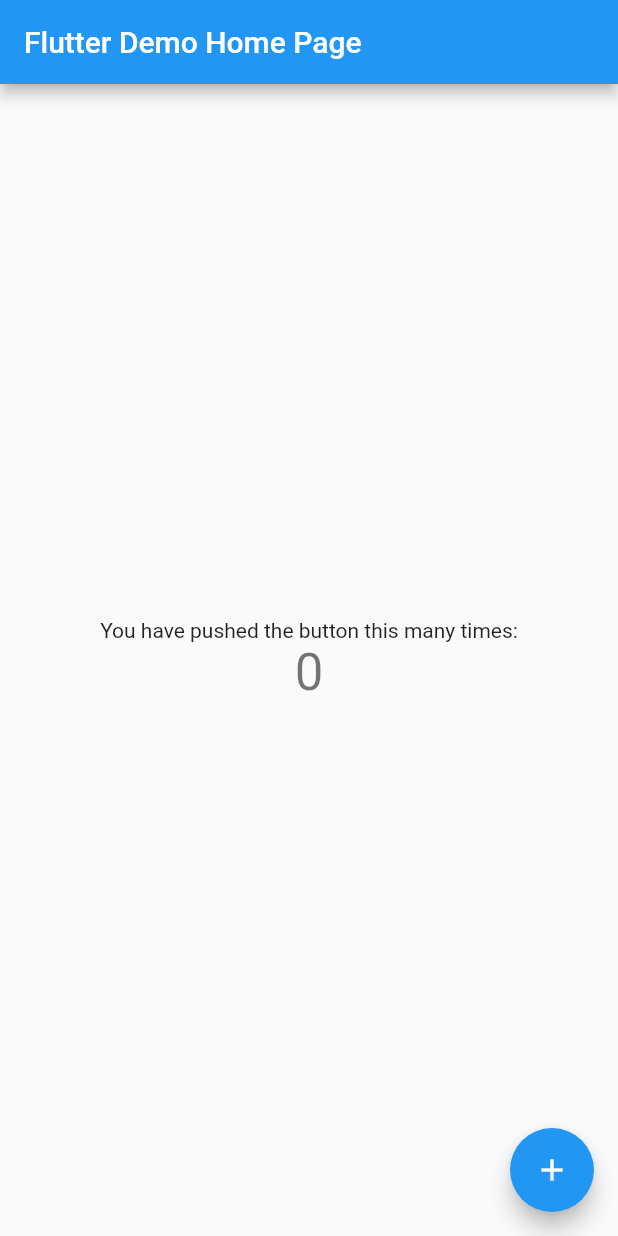
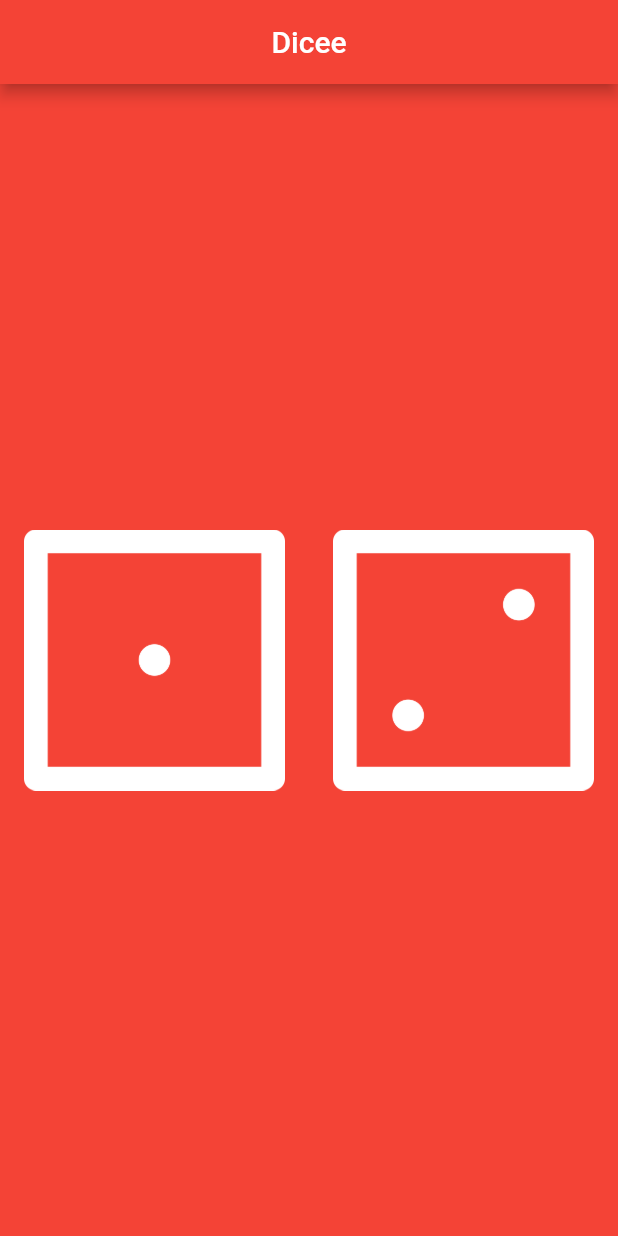
Before and after one commit to BatuhanAydoner/dicee_flutter, a Flutter app: the screen it shows after launch, on a phone screen of 412 x 824 dp. Run offline on Flutter 3.47's test engine with Material 2 defaults, Android fonts, the phone set to English and light mode, and no system bars.

Commit message:
Comleted Dicee Flutter

```diff
--- a/lib/main.dart
+++ b/lib/main.dart
@@ -1,117 +1,57 @@
+import 'dart:math';
+
 import 'package:flutter/material.dart';
 
 void main() {
-  runApp(MyApp());
+  runApp(MaterialApp(
+    home: Scaffold(
+      backgroundColor: Colors.red,
+      appBar: AppBar(
+        backgroundColor: Colors.red,
+        title: Center(
+          child: Text("Dicee"),
+        ),
+      ),
+      body: DiceePage(),
+    ),
+  ));
 }
 
-class MyApp extends StatelessWidget {
-  // This widget is the root of your application.
+class DiceePage extends StatefulWidget {
+  @override
+  _DiceePageState createState() => _DiceePageState();
+}
+
+class _DiceePageState extends State<DiceePage> {
+  int leftDiceNumber = 1;
+  int rightDiceNumber = 2;
   @override
   Widget build(BuildContext context) {
-    return MaterialApp(
-      title: 'Flutter Demo',
-      theme: ThemeData(
-        // This is the theme of your application.
-        //
-        // Try running your application with "flutter run". You'll see the
-        // application has a blue toolbar. Then, without quitting the app, try
-        // changing the primarySwatch below to Colors.green and then invoke
-        // "hot reload" (press "r" in the console where you ran "flutter run",
-        // or simply save your changes to "hot reload" in a Flutter IDE).
-        // Notice that the counter didn't reset back to zero; the application
-        // is not restarted.
-        primarySwatch: Colors.blue,
-        // This makes the visual density adapt to the platform that you run
-        // the app on. For desktop platforms, the controls will be smaller and
-        // closer together (more dense) than on mobile platforms.
-        visualDensity: VisualDensity.adaptivePlatformDensity,
+    return Center(
+      child: Row(
+        children: <Widget>[
+          Expanded(
+              child: FlatButton(
+                  onPressed: () {
+                    changeDiceFace();
+                  },
+                  child: Image.asset("images/dice$leftDiceNumber.png"))),
+          Expanded(
+              child: FlatButton(
+                  onPressed: () {
+                    changeDiceFace();
+                  },
+                  child: Image.asset("images/dice$rightDiceNumber.png")))
+        ],
       ),
-      home: MyHomePage(title: 'Flutter Demo Home Page'),
     );
   }
-}
 
-class MyHomePage extends StatefulWidget {
-  MyHomePage({Key key, this.title}) : super(key: key);
-
-  // This widget is the home page of your application. It is stateful, meaning
-  // that it has a State object (defined below) that contains fields that affect
-  // how it looks.
-
-  // This class is the configuration for the state. It holds the values (in this
-  // case the title) provided by the parent (in this case the App widget) and
-  // used by the build method of the State. Fields in a Widget subclass are
-  // always marked "final".
-
-  final String title;
-
-  @override
-  _MyHomePageState createState() => _MyHomePageState();
-}
-
-class _MyHomePageState extends State<MyHomePage> {
-  int _counter = 0;
-
-  void _incrementCounter() {
+  // Changes values of leftDiceNumber and rightDiceNumber
+  void changeDiceFace() {
     setState(() {
-      // This call to setState tells the Flutter framework that something has
-      // changed in this State, which causes it to rerun the build method below
-      // so that the display can reflect the updated values. If we changed
-      // _counter without calling setState(), then the build method would not be
-      // called again, and so nothing would appear to happen.
-      _counter++;
+      leftDiceNumber = 1 + Random().nextInt(5);
+      rightDiceNumber = 1 + Random().nextInt(5);
     });
   }
-
-  @override
-  Widget build(BuildContext context) {
-    // This method is rerun every time setState is called, for instance as done
-    // by the _incrementCounter method above.
-    //
-    // The Flutter framework has been optimized to make rerunning build methods
-    // fast, so that you can just rebuild anything that needs updating rather
-    // than having to individually change instances of widgets.
-    return Scaffold(
-      appBar: AppBar(
-        // Here we take the value from the MyHomePage object that was created by
-        // the App.build method, and use it to set our appbar title.
-        title: Text(widget.title),
-      ),
-      body: Center(
-        // Center is a layout widget. It takes a single child and positions it
-        // in the middle of the parent.
-        child: Column(
-          // Column is also a layout widget. It takes a list of children and
-          // arranges them vertically. By default, it sizes itself to fit its
-          // children horizontally, and tries to be as tall as its parent.
-          //
-          // Invoke "debug painting" (press "p" in the console, choose the
-          // "Toggle Debug Paint" action from the Flutter Inspector in Android
-          // Studio, or the "Toggle Debug Paint" command in Visual Studio Code)
-          // to see the wireframe for each widget.
-          //
-          // Column has various properties to control how it sizes itself and
-          // how it positions its children. Here we use mainAxisAlignment to
-          // center the children vertically; the main axis here is the vertical
-          // axis because Columns are vertical (the cross axis would be
-          // horizontal).
-          mainAxisAlignment: MainAxisAlignment.center,
-          children: <Widget>[
-            Text(
-              'You have pushed the button this many times:',
-            ),
-            Text(
-              '$_counter',
-              style: Theme.of(context).textTheme.headline4,
-            ),
-          ],
-        ),
-      ),
-      floatingActionButton: FloatingActionButton(
-        onPressed: _incrementCounter,
-        tooltip: 'Increment',
-        child: Icon(Icons.add),
-      ), // This trailing comma makes auto-formatting nicer for build methods.
-    );
-  }
 }
--- a/pubspec.yaml
+++ b/pubspec.yaml
@@ -45,9 +45,8 @@
   uses-material-design: true
 
   # To add assets to your application, add an assets section, like this:
-  # assets:
-  #   - images/a_dot_burr.jpeg
-  #   - images/a_dot_ham.jpeg
+  assets:
+    - images/
 
   # An image asset can refer to one or more resolution-specific "variants", see
   # https://flutter.dev/assets-and-images/#resolution-aware.
```
Also changed, not shown: images/dice1.png (added), images/dice2.png (added), images/dice3.png (added), images/dice4.png (added), images/dice5.png (added), images/dice6.png (added).
